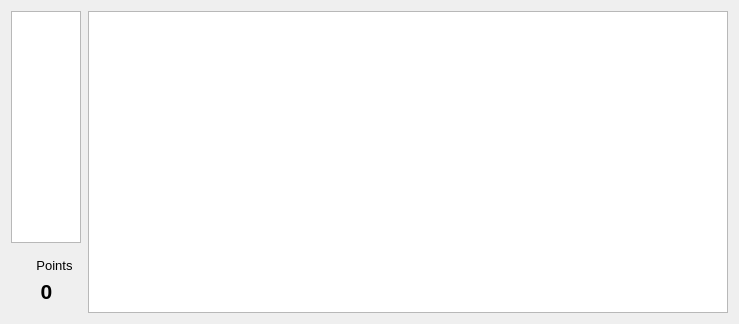
The window that bhbot/tools/simulator/robotview.ui (alberthier/bhware) describes before a commit, drawn with Qt 5.
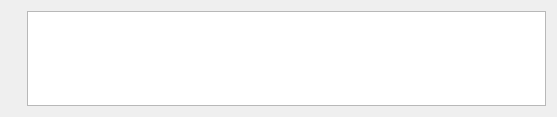
The same window after the commit.

Commit message:
simulator: Start the migration to the new field view and cleanup/refactor Things are mostly broken for now
rename : bhbot/tools/simulator/field.svg => bhbot/tools/common/field.svg

Diff of the .ui file:
```diff
--- a/bhbot/tools/simulator/robotview.ui
+++ b/bhbot/tools/simulator/robotview.ui
@@ -6,8 +6,8 @@
    <rect>
     <x>0</x>
     <y>0</y>
-    <width>739</width>
-    <height>324</height>
+    <width>557</width>
+    <height>117</height>
    </rect>
   </property>
   <property name="windowTitle">
@@ -18,22 +18,28 @@
   </property>
   <layout class="QGridLayout" name="gridLayout">
    <item row="0" column="0">
-    <widget class="QListView" name="content_view">
+    <widget class="QLabel" name="led">
      <property name="minimumSize">
       <size>
-       <width>70</width>
-       <height>0</height>
+       <width>10</width>
+       <height>10</height>
       </size>
      </property>
      <property name="maximumSize">
       <size>
-       <width>70</width>
-       <height>16777215</height>
+       <width>10</width>
+       <height>10</height>
       </size>
      </property>
+     <property name="autoFillBackground">
+      <bool>true</bool>
+     </property>
+     <property name="text">
+      <string/>
+     </property>
     </widget>
    </item>
-   <item row="0" column="1" rowspan="2">
+   <item row="0" column="1">
     <widget class="QTextEdit" name="log_view">
      <property name="font">
       <font>
@@ -49,69 +55,6 @@
      </property>
     </widget>
    </item>
-   <item row="1" column="0">
-    <widget class="QWidget" name="points_widget" native="true">
-     <property name="autoFillBackground">
-      <bool>true</bool>
-     </property>
-     <layout class="QGridLayout" name="gridLayout_2">
-      <item row="0" column="0">
-       <widget class="QLabel" name="led">
-        <property name="minimumSize">
-         <size>
-          <width>10</width>
-          <height>10</height>
-         </size>
-        </property>
-        <property name="maximumSize">
-         <size>
-          <width>10</width>
-          <height>10</height>
-         </size>
-        </property>
-        <property name="autoFillBackground">
-         <bool>true</bool>
-        </property>
-        <property name="text">
-         <string/>
-        </property>
-       </widget>
-      </item>
-      <item row="0" column="1">
-       <widget class="QLabel" name="label">
-        <property name="font">
-         <font>
-          <pointsize>10</pointsize>
-         </font>
-        </property>
-        <property name="text">
-         <string>Points</string>
-        </property>
-        <property name="alignment">
-         <set>Qt::AlignCenter</set>
-        </property>
-       </widget>
-      </item>
-      <item row="1" column="0" colspan="2">
-       <widget class="QLabel" name="points">
-        <property name="font">
-         <font>
-          <pointsize>16</pointsize>
-          <weight>75</weight>
-          <bold>true</bold>
-         </font>
-        </property>
-        <property name="text">
-         <string>0</string>
-        </property>
-        <property name="alignment">
-         <set>Qt::AlignCenter</set>
-        </property>
-       </widget>
-      </item>
-     </layout>
-    </widget>
-   </item>
   </layout>
  </widget>
  <resources/>
```
The commit also changes 12 other files.
